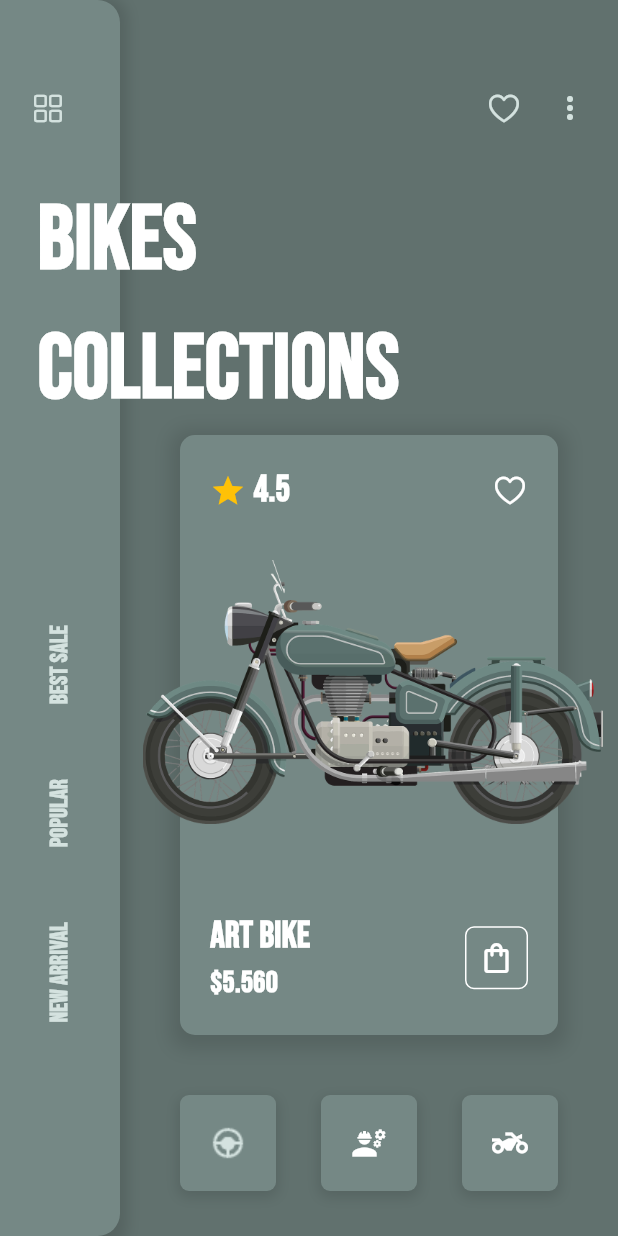
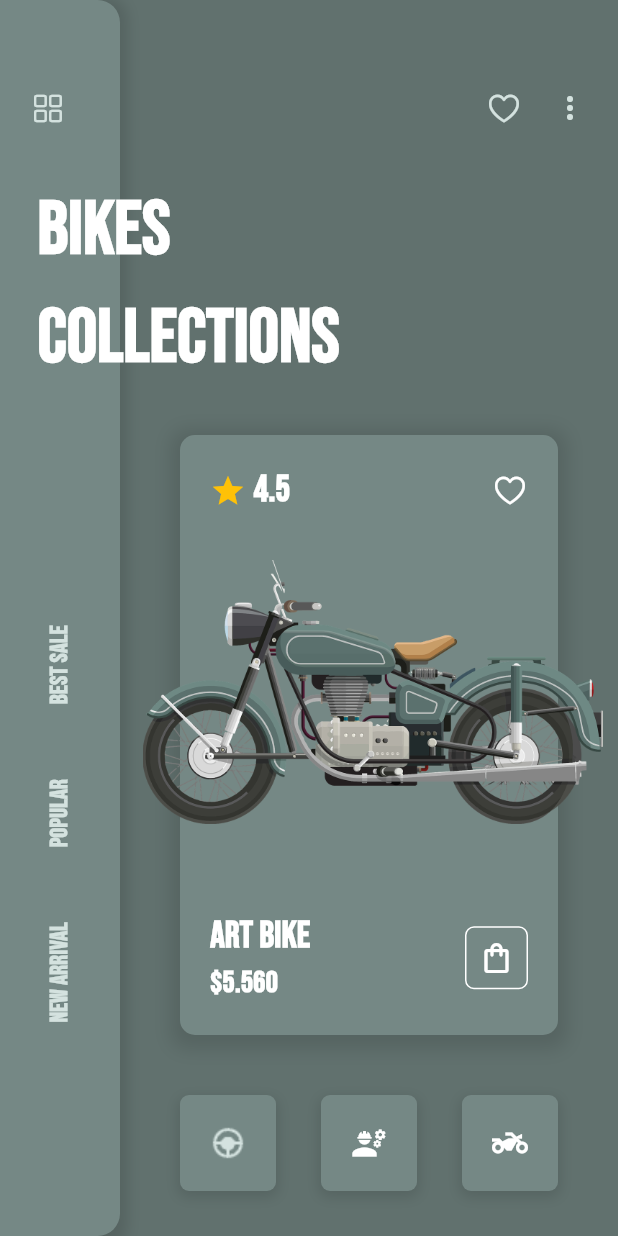
Before and after one commit to AbhishekDoshi26/bike_app, a Flutter app: the screen it shows after launch, on a phone screen of 412 x 824 dp. Run offline on Flutter 3.47's test engine with Material 3 defaults, Android fonts, the phone set to English and light mode, and no system bars; our stand-ins replace google_fonts.

Commit message:
fix: updated fontSize

```diff
--- a/lib/pages/home.dart
+++ b/lib/pages/home.dart
@@ -76,7 +76,7 @@ class HomeView extends StatelessWidget {
               'BIKES\nCOLLECTIONS',
               style: TextStyle(
                 color: Colors.white,
-                fontSize: 60,
+                fontSize: 50,
                 fontWeight: FontWeight.bold,
               ),
             ),
```
